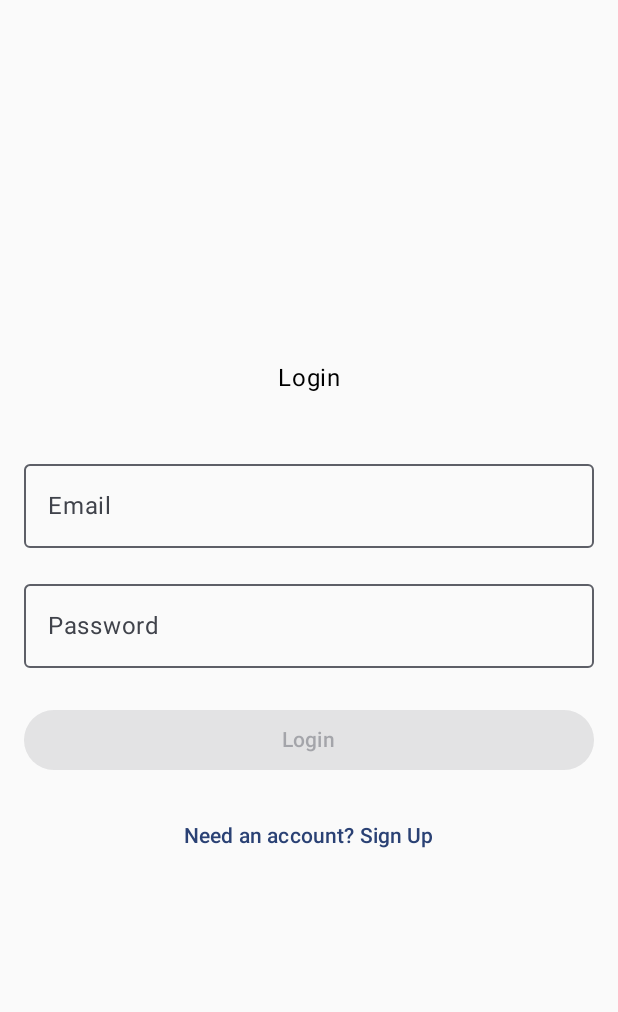
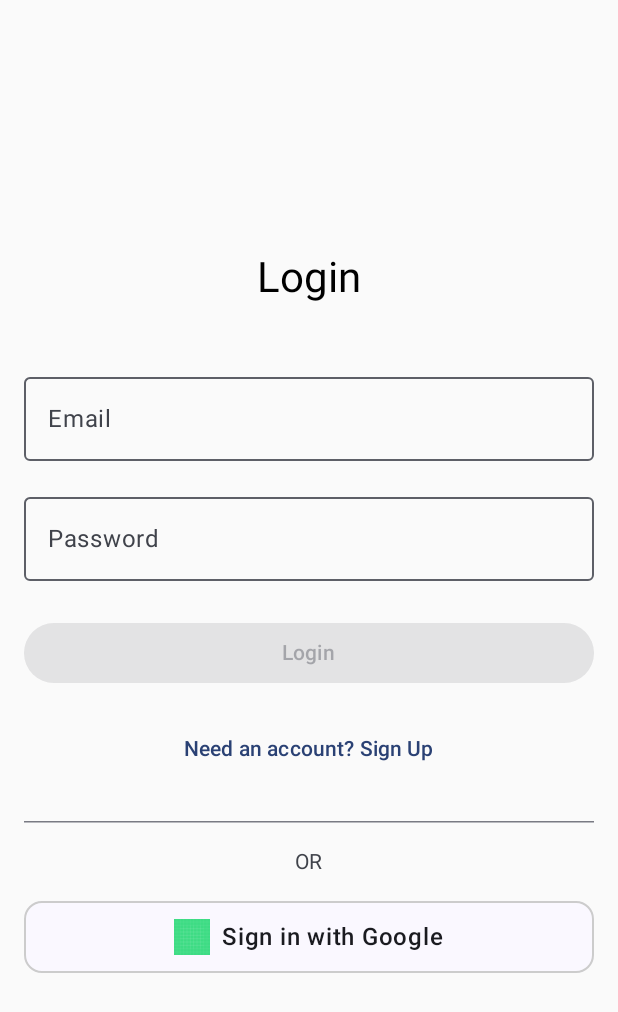
Before and after one commit to jayaustin1122/Firebase-MVVM-Clean, an Android app built with Jetpack Compose: the AuthScreen screen opened through its navigation route, on a phone screen of 412 x 824 dp. Shown: the top 1012 px of the screen. Run offline under Robolectric (Android 15) with nearby library versions, the phone set to English and light mode, and no system bars; our stand-ins replace Dagger/Hilt's generated code, Firebase (no records; nobody signed in at launch, a user with empty details on screens opened directly).

Commit message:
✨ Add google signin

```diff
--- a/app/build.gradle.kts
+++ b/app/build.gradle.kts
@@ -85,4 +85,5 @@ dependencies {
     androidTestImplementation(libs.androidx.espresso.core)
     androidTestImplementation(platform(libs.androidx.compose.bom))
     androidTestImplementation(libs.androidx.ui.test.junit4)
+    implementation ("com.google.android.gms:play-services-auth:21.3.0")
 }
--- a/app/src/main/java/com/mvvmexample/firebasecomposemvvmclean/MainActivity.kt
+++ b/app/src/main/java/com/mvvmexample/firebasecomposemvvmclean/MainActivity.kt
@@ -3,13 +3,7 @@ package com.mvvmexample.firebasecomposemvvmclean
 import android.os.Bundle
 import androidx.activity.ComponentActivity
 import androidx.activity.compose.setContent
-import androidx.activity.enableEdgeToEdge
-import androidx.navigation.compose.NavHost
-import androidx.navigation.compose.composable
-import androidx.navigation.compose.rememberNavController
 import com.mvvmexample.firebasecomposemvvmclean.presentation.ui.screens.AppNavigation
-import com.mvvmexample.firebasecomposemvvmclean.presentation.ui.screens.AuthScreen
-import com.mvvmexample.firebasecomposemvvmclean.presentation.ui.screens.ProfileScreen
 import com.mvvmexample.firebasecomposemvvmclean.presentation.ui.theme.FireBaseComposeMvvmCleanTheme
 import dagger.hilt.android.AndroidEntryPoint
 
--- a/app/src/main/java/com/mvvmexample/firebasecomposemvvmclean/domain/model/User.kt
+++ b/app/src/main/java/com/mvvmexample/firebasecomposemvvmclean/domain/model/User.kt
@@ -4,7 +4,7 @@ data class User(
     val id: String = "",
     val email: String = "",
     val displayName: String = "",
-    val photoUrl: String = ""
+    val photoUrl: String? = null
 )
 
 sealed class Resource<T> {
--- a/app/src/main/java/com/mvvmexample/firebasecomposemvvmclean/domain/repository/AuthRepository.kt
+++ b/app/src/main/java/com/mvvmexample/firebasecomposemvvmclean/domain/repository/AuthRepository.kt
@@ -1,5 +1,6 @@
 package com.mvvmexample.firebasecomposemvvmclean.domain.repository
 
+import com.google.firebase.auth.AuthCredential
 import com.mvvmexample.firebasecomposemvvmclean.domain.model.Resource
 import com.mvvmexample.firebasecomposemvvmclean.domain.model.User
 import kotlinx.coroutines.flow.Flow
@@ -11,4 +12,5 @@ interface AuthRepository {
     fun getUser(): Flow<Resource<User>>
     fun updateUser(user: User): Flow<Resource<User>>
     fun isUserAuthenticated(): Boolean
+    fun signInWithGoogle(credential: AuthCredential): Flow<Resource<User>>
 }
--- /dev/null
+++ b/app/src/main/java/com/mvvmexample/firebasecomposemvvmclean/domain/usecase/SignInWithGoogleUseCase.kt
@@ -0,0 +1,16 @@
+package com.mvvmexample.firebasecomposemvvmclean.domain.usecase
+
+import com.google.firebase.auth.AuthCredential
+import com.mvvmexample.firebasecomposemvvmclean.domain.model.Resource
+import com.mvvmexample.firebasecomposemvvmclean.domain.model.User
+import com.mvvmexample.firebasecomposemvvmclean.domain.repository.AuthRepository
+import kotlinx.coroutines.flow.Flow
+import javax.inject.Inject
+
+class SignInWithGoogleUseCase @Inject constructor(
+    private val authRepository: AuthRepository
+) {
+    operator fun invoke(credential: AuthCredential): Flow<Resource<User>> {
+        return authRepository.signInWithGoogle(credential)
+    }
+}
--- a/app/src/main/java/com/mvvmexample/firebasecomposemvvmclean/presentation/ui/screens/AppNavigation.kt
+++ b/app/src/main/java/com/mvvmexample/firebasecomposemvvmclean/presentation/ui/screens/AppNavigation.kt
@@ -5,6 +5,7 @@ import androidx.hilt.navigation.compose.hiltViewModel
 import androidx.navigation.compose.NavHost
 import androidx.navigation.compose.composable
 import androidx.navigation.compose.rememberNavController
+import com.mvvmexample.firebasecomposemvvmclean.presentation.ui.screens.auth.AuthScreen
 import com.mvvmexample.firebasecomposemvvmclean.presentation.viewmodel.AuthViewModel
 
 @Composable
--- a/app/src/main/java/com/mvvmexample/firebasecomposemvvmclean/presentation/ui/screens/AuthScreen.kt
+++ /dev/null
@@ -1,145 +0,0 @@
-package com.mvvmexample.firebasecomposemvvmclean.presentation.ui.screens
-
-import androidx.compose.foundation.layout.Arrangement
-import androidx.compose.foundation.layout.Column
-import androidx.compose.foundation.layout.fillMaxSize
-import androidx.compose.foundation.layout.fillMaxWidth
-import androidx.compose.foundation.layout.padding
-import androidx.compose.foundation.layout.size
-import androidx.compose.material3.Button
-import androidx.compose.material3.CircularProgressIndicator
-import androidx.compose.material3.MaterialTheme
-import androidx.compose.material3.OutlinedTextField
-import androidx.compose.material3.Text
-import androidx.compose.material3.TextButton
-import androidx.compose.runtime.Composable
-import androidx.compose.runtime.LaunchedEffect
-import androidx.compose.runtime.collectAsState
-import androidx.compose.runtime.getValue
-import androidx.compose.runtime.mutableStateOf
-import androidx.compose.runtime.remember
-import androidx.compose.runtime.setValue
-import androidx.compose.ui.Alignment
-import androidx.compose.ui.Modifier
-import androidx.compose.ui.text.input.PasswordVisualTransformation
-import androidx.compose.ui.unit.dp
-import androidx.hilt.navigation.compose.hiltViewModel
-import com.mvvmexample.firebasecomposemvvmclean.domain.model.Resource
-import com.mvvmexample.firebasecomposemvvmclean.domain.model.User
-import com.mvvmexample.firebasecomposemvvmclean.presentation.viewmodel.AuthViewModel
-
-@Composable
-fun AuthScreen(
-    viewModel: AuthViewModel = hiltViewModel(),
-    onNavigateToProfile: () -> Unit
-) {
-    var email by remember { mutableStateOf("") }
-    var password by remember { mutableStateOf("") }
-    var isLogin by remember { mutableStateOf(true) }
-    var hasAttemptedAuth by remember { mutableStateOf(false) }
-
-    val loginState = viewModel.loginState.collectAsState()
-    val signUpState = viewModel.signUpState.collectAsState()
-
-    val isLoading = hasAttemptedAuth && (
-            loginState.value is Resource.Loading ||
-                    signUpState.value is Resource.Loading
-            )
-
-    LaunchedEffect(loginState.value) {
-        if (loginState.value is Resource.Success) {
-            onNavigateToProfile()
-        }
-    }
-
-    LaunchedEffect(signUpState.value) {
-        if (signUpState.value is Resource.Success) {
-            onNavigateToProfile()
-        }
-    }
-
-    Column(
-        modifier = Modifier
-            .fillMaxSize()
-            .padding(16.dp),
-        horizontalAlignment = Alignment.CenterHorizontally,
-        verticalArrangement = Arrangement.Center
-    ) {
-        Text(
-            text = if (isLogin) "Login" else "Sign Up",
-            style = MaterialTheme.typography.bodyLarge,
-            modifier = Modifier.padding(bottom = 32.dp)
-        )
-
-        OutlinedTextField(
-            value = email,
-            onValueChange = { email = it },
-            label = { Text("Email") },
-            enabled = !isLoading,
-            modifier = Modifier
-                .fillMaxWidth()
-                .padding(vertical = 8.dp)
-        )
-
-        OutlinedTextField(
-            value = password,
-            onValueChange = { password = it },
-            label = { Text("Password") },
-            enabled = !isLoading,
-            visualTransformation = PasswordVisualTransformation(),
-            modifier = Modifier
-                .fillMaxWidth()
-                .padding(vertical = 8.dp)
-        )
-
-        Button(
-            onClick = {
-                hasAttemptedAuth = true
-                if (isLogin) {
-                    viewModel.login(email, password)
-                } else {
-                    viewModel.signUp(email, password)
-                }
-            },
-            enabled = !isLoading && email.isNotBlank() && password.isNotBlank(),
-            modifier = Modifier
-                .fillMaxWidth()
-                .padding(vertical = 16.dp)
-        ) {
-            if (isLoading) {
-                CircularProgressIndicator(
-                    modifier = Modifier
-                        .padding(end = 8.dp)
-                        .size(20.dp),
-                    strokeWidth = 2.dp
-                )
-            }
-            Text(text = if (isLogin) "Login" else "Sign Up")
-        }
-
-        TextButton(
-            onClick = { isLogin = !isLogin },
-            enabled = !isLoading
-        ) {
-            Text(
-                text = if (isLogin) "Need an account? Sign Up" else "Already have an account? Login"
-            )
-        }
-
-        val errorMessage = if (hasAttemptedAuth) {
-            when {
-                loginState.value is Resource.Error -> (loginState.value as Resource.Error<User>).message
-                signUpState.value is Resource.Error -> (signUpState.value as Resource.Error<User>).message
-                else -> null
-            }
-        } else null
-
-        errorMessage?.let {
-            Text(
-                text = it,
-                color = MaterialTheme.colorScheme.error,
-                modifier = Modifier.padding(top = 8.dp)
-            )
-        }
-    }
-}
--- a/app/src/main/java/com/mvvmexample/firebasecomposemvvmclean/presentation/ui/screens/ProfileScreen.kt
+++ b/app/src/main/java/com/mvvmexample/firebasecomposemvvmclean/presentation/ui/screens/ProfileScreen.kt
@@ -89,7 +89,7 @@ fun ProfileScreen(
                     modifier = Modifier.padding(bottom = 32.dp)
                 )
 
-                if (user.photoUrl.isNotEmpty()) {
+                if (user.photoUrl?.isNotEmpty() == true) {
                     AsyncImage(
                         model = user.photoUrl,
                         contentDescription = "Profile Picture",
--- /dev/null
+++ b/app/src/main/java/com/mvvmexample/firebasecomposemvvmclean/presentation/ui/screens/auth/AuthScreen.kt
@@ -0,0 +1,270 @@
+package com.mvvmexample.firebasecomposemvvmclean.presentation.ui.screens.auth
+
+import android.app.Activity
+import android.util.Log
+import androidx.activity.compose.rememberLauncherForActivityResult
+import androidx.activity.result.IntentSenderRequest
+import androidx.activity.result.contract.ActivityResultContracts
+import androidx.compose.foundation.layout.Arrangement
+import androidx.compose.foundation.layout.Column
+import androidx.compose.foundation.layout.Spacer
+import androidx.compose.foundation.layout.fillMaxSize
+import androidx.compose.foundation.layout.fillMaxWidth
+import androidx.compose.foundation.layout.height
+import androidx.compose.foundation.layout.padding
+import androidx.compose.foundation.layout.size
+import androidx.compose.material3.Button
+import androidx.compose.material3.CircularProgressIndicator
+import androidx.compose.material3.Divider
+import androidx.compose.material3.HorizontalDivider
+import androidx.compose.material3.MaterialTheme
+import androidx.compose.material3.OutlinedTextField
+import androidx.compose.material3.Text
+import androidx.compose.material3.TextButton
+import androidx.compose.runtime.Composable
+import androidx.compose.runtime.LaunchedEffect
+import androidx.compose.runtime.collectAsState
+import androidx.compose.runtime.getValue
+import androidx.compose.runtime.mutableStateOf
+import androidx.compose.runtime.remember
+import androidx.compose.runtime.setValue
+import androidx.compose.ui.Alignment
+import androidx.compose.ui.Modifier
+import androidx.compose.ui.platform.LocalContext
+import androidx.compose.ui.text.input.PasswordVisualTransformation
+import androidx.compose.ui.unit.dp
+import androidx.hilt.navigation.compose.hiltViewModel
+import com.google.android.gms.auth.api.identity.BeginSignInRequest
+import com.google.android.gms.auth.api.identity.Identity
+import com.google.firebase.auth.GoogleAuthProvider
+import com.mvvmexample.firebasecomposemvvmclean.R
+import com.mvvmexample.firebasecomposemvvmclean.domain.model.Resource
+import com.mvvmexample.firebasecomposemvvmclean.domain.model.User
+import com.mvvmexample.firebasecomposemvvmclean.presentation.ui.screens.auth.components.GoogleSignInButton
+import com.mvvmexample.firebasecomposemvvmclean.presentation.viewmodel.AuthViewModel
+import kotlinx.coroutines.delay
+
+@Composable
+fun AuthScreen(
+    viewModel: AuthViewModel = hiltViewModel(),
+    onNavigateToProfile: () -> Unit
+) {
+    var email by remember { mutableStateOf("") }
+    var password by remember { mutableStateOf("") }
+    var isLogin by remember { mutableStateOf(true) }
+    var hasAttemptedAuth by remember { mutableStateOf(false) }
+
+    val context = LocalContext.current
+    val loginState = viewModel.loginState.collectAsState()
+    val signUpState = viewModel.signUpState.collectAsState()
+    val signInState = viewModel.signInState.collectAsState()
+
+    val isLoading = hasAttemptedAuth && (
+            loginState.value is Resource.Loading ||
+                    signUpState.value is Resource.Loading ||
+                    signInState.value is Resource.Loading
+            )
+
+    var isLoadingTooLong by remember(isLoading) {
+        mutableStateOf(false)
+    }
+
+    LaunchedEffect(isLoading) {
+        if (isLoading) {
+            delay(5000)
+            if (isLoading) {
+                isLoadingTooLong = true
+            }
+        } else {
+            isLoadingTooLong = false
+        }
+    }
+
+    if (isLoadingTooLong) {
+        Text(
+            "Sign-in is taking longer than expected...",
+            color = MaterialTheme.colorScheme.secondary,
+            modifier = Modifier.padding(top = 8.dp)
+        )
+    }
+
+    // Initialize the One Tap client with Identity API
+    val oneTapClient = remember {
+        Identity.getSignInClient(context)
+    }
+
+    // Create sign-in request
+    val signInRequest = remember {
+        BeginSignInRequest.builder()
+            .setGoogleIdTokenRequestOptions(
+                BeginSignInRequest.GoogleIdTokenRequestOptions.builder()
+                    .setSupported(true)
+                    .setServerClientId(context.getString(R.string.web_id))
+                    .setFilterByAuthorizedAccounts(false)
+                    .build()
+            )
+            .build()
+    }
+
+    LaunchedEffect(Unit) {
+        viewModel.setOneTapClient(oneTapClient)
+    }
+
+    // Launcher for handling the result of One Tap sign-in
+    val launcher = rememberLauncherForActivityResult(
+        contract = ActivityResultContracts.StartIntentSenderForResult()
+    ) { result ->
+        if (result.resultCode == Activity.RESULT_OK) {
+            try {
+                val credential = Identity.getSignInClient(context)
+                    .getSignInCredentialFromIntent(result.data)
+
+                // Get the ID token from the credential
+                val idToken = credential.googleIdToken
+
+                // Use the ID token to sign in with Firebase
+                if (idToken != null) {
+                    val firebaseCredential = GoogleAuthProvider.getCredential(idToken, null)
+                    viewModel.signInWithGoogle(firebaseCredential)
+                    hasAttemptedAuth = true
+                }
+            } catch (e: Exception) {
+                // Handle error
+            }
+        }
+    }
+
+    LaunchedEffect(loginState.value, signUpState.value, signInState.value) {
+        when {
+            loginState.value is Resource.Success -> onNavigateToProfile()
+            signUpState.value is Resource.Success -> onNavigateToProfile()
+            signInState.value is Resource.Success -> onNavigateToProfile()
+        }
+    }
+
+    Column(
+        modifier = Modifier
+            .fillMaxSize()
+            .padding(16.dp),
+        horizontalAlignment = Alignment.CenterHorizontally,
+        verticalArrangement = Arrangement.Center
+    ) {
+        Text(
+            text = if (isLogin) "Login" else "Sign Up",
+            style = MaterialTheme.typography.headlineMedium,
+            modifier = Modifier.padding(bottom = 32.dp)
+        )
+
+        OutlinedTextField(
+            value = email,
+            onValueChange = { email = it },
+            label = { Text("Email") },
+            enabled = !isLoading,
+            modifier = Modifier
+                .fillMaxWidth()
+                .padding(vertical = 8.dp)
+        )
+
+        OutlinedTextField(
+            value = password,
+            onValueChange = { password = it },
+            label = { Text("Password") },
+            enabled = !isLoading,
+            visualTransformation = PasswordVisualTransformation(),
+            modifier = Modifier
+                .fillMaxWidth()
+                .padding(vertical = 8.dp)
+        )
+
+        Button(
+            onClick = {
+                hasAttemptedAuth = true
+                if (isLogin) {
+                    viewModel.login(email, password)
+                } else {
+                    viewModel.signUp(email, password)
+                }
+            },
+            enabled = !isLoading && email.isNotBlank() && password.isNotBlank(),
+            modifier = Modifier
+                .fillMaxWidth()
+                .padding(vertical = 16.dp)
+        ) {
+            if (isLoading && (loginState.value is Resource.Loading || signUpState.value is Resource.Loading)) {
+                CircularProgressIndicator(
+                    modifier = Modifier
+                        .padding(end = 8.dp)
+                        .size(20.dp),
+                    strokeWidth = 2.dp
+                )
+            }
+            Text(text = if (isLogin) "Login" else "Sign Up")
+        }
+
+        TextButton(
+            onClick = { isLogin = !isLogin },
+            enabled = !isLoading
+        ) {
+            Text(
+                text = if (isLogin) "Need an account? Sign Up" else "Already have an account? Login"
+            )
+        }
+
+        Spacer(modifier = Modifier.height(16.dp))
+
+        HorizontalDivider(
+            modifier = Modifier
+                .fillMaxWidth()
+                .padding(vertical = 8.dp)
+        )
+
+        Text(
+            text = "OR",
+            style = MaterialTheme.typography.bodyMedium,
+            color = MaterialTheme.colorScheme.onSurfaceVariant,
+            modifier = Modifier.padding(vertical = 8.dp)
+        )
+
+        GoogleSignInButton(
+            onClick = {
+                hasAttemptedAuth = true
+                oneTapClient.signOut().addOnCompleteListener {
+                    oneTapClient.beginSignIn(signInRequest)
+                        .addOnSuccessListener { result ->
+                            try {
+                                val intentSenderRequest = IntentSenderRequest.Builder(
+                                    result.pendingIntent.intentSender
+                                ).build()
+                                launcher.launch(intentSenderRequest)
+                            } catch (e: Exception) {
+                                // Handle the exception
+                            }
+                        }
+                        .addOnFailureListener { e ->
+                            Log.e("Error",e.message.toString())
+
+                        }
+                }
+            },
+            enabled = !isLoading,
+            modifier = Modifier.padding(vertical = 8.dp)
+        )
+
+        val errorMessage = if (hasAttemptedAuth) {
+            when {
+                loginState.value is Resource.Error -> (loginState.value as Resource.Error<User>).message
+                signUpState.value is Resource.Error -> (signUpState.value as Resource.Error<User>).message
+                signInState.value is Resource.Error -> (signInState.value as Resource.Error<User>).message
+                else -> null
+            }
+        } else null
+
+        errorMessage?.let {
+            Text(
+                text = it,
+                color = MaterialTheme.colorScheme.error,
+                modifier = Modifier.padding(top = 8.dp)
+            )
+        }
+    }
+}
--- /dev/null
+++ b/app/src/main/java/com/mvvmexample/firebasecomposemvvmclean/presentation/ui/screens/auth/components/GoogleSignInButton.kt
@@ -0,0 +1,62 @@
+package com.mvvmexample.firebasecomposemvvmclean.presentation.ui.screens.auth.components
+
+import androidx.compose.foundation.BorderStroke
+import androidx.compose.foundation.clickable
+import androidx.compose.foundation.layout.Arrangement
+import androidx.compose.foundation.layout.Row
+import androidx.compose.foundation.layout.Spacer
+import androidx.compose.foundation.layout.fillMaxWidth
+import androidx.compose.foundation.layout.padding
+import androidx.compose.foundation.layout.size
+import androidx.compose.foundation.layout.width
+import androidx.compose.material3.Icon
+import androidx.compose.material3.MaterialTheme
+import androidx.compose.material3.Surface
+import androidx.compose.material3.Text
+import androidx.compose.runtime.Composable
+import androidx.compose.ui.Alignment
+import androidx.compose.ui.Modifier
+import androidx.compose.ui.graphics.Color
+import androidx.compose.ui.res.painterResource
+import androidx.compose.ui.text.font.FontWeight
+import androidx.compose.ui.unit.dp
+import com.mvvmexample.firebasecomposemvvmclean.R
+
+@Composable
+fun GoogleSignInButton(
+    onClick: () -> Unit,
+    modifier: Modifier = Modifier,
+    enabled: Boolean = true
+) {
+    Surface(
+        modifier = modifier
+            .clickable(enabled = enabled) { onClick() }
+            .fillMaxWidth(),
+        border = BorderStroke(1.dp, Color.LightGray),
+        color = MaterialTheme.colorScheme.surface,
+        shape = MaterialTheme.shapes.medium
+    ) {
+        Row(
+            modifier = Modifier.padding(
+                start = 16.dp,
+                end = 16.dp,
+                top = 12.dp,
+                bottom = 12.dp
+            ),
+            verticalAlignment = Alignment.CenterVertically,
+            horizontalArrangement = Arrangement.Center
+        ) {
+            Icon(
+                painter = painterResource(id = R.drawable.ic_launcher_background),
+                contentDescription = "Google Sign In",
+                modifier = Modifier.size(24.dp),
+                tint = Color.Unspecified
+            )
+            Spacer(modifier = Modifier.width(8.dp))
+            Text(
+                text = "Sign in with Google",
+                fontWeight = FontWeight.Medium
+            )
+        }
+    }
+}
--- a/app/src/main/java/com/mvvmexample/firebasecomposemvvmclean/presentation/viewmodel/AuthViewModel.kt
+++ b/app/src/main/java/com/mvvmexample/firebasecomposemvvmclean/presentation/viewmodel/AuthViewModel.kt
@@ -2,17 +2,23 @@ package com.mvvmexample.firebasecomposemvvmclean.presentation.viewmodel
 
 import androidx.lifecycle.ViewModel
 import androidx.lifecycle.viewModelScope
+import com.google.android.gms.auth.api.identity.SignInClient
+import com.google.android.gms.auth.api.signin.GoogleSignInClient
+import com.google.firebase.auth.AuthCredential
 import com.mvvmexample.firebasecomposemvvmclean.domain.model.Resource
 import com.mvvmexample.firebasecomposemvvmclean.domain.model.User
 import com.mvvmexample.firebasecomposemvvmclean.domain.usecase.GetUserUseCase
 import com.mvvmexample.firebasecomposemvvmclean.domain.usecase.IsUserAuthenticatedUseCase
 import com.mvvmexample.firebasecomposemvvmclean.domain.usecase.LoginUseCase
 import com.mvvmexample.firebasecomposemvvmclean.domain.usecase.LogoutUseCase
+import com.mvvmexample.firebasecomposemvvmclean.domain.usecase.SignInWithGoogleUseCase
 import com.mvvmexample.firebasecomposemvvmclean.domain.usecase.SignUpUseCase
 import com.mvvmexample.firebasecomposemvvmclean.domain.usecase.UpdateUserUseCase
 import dagger.hilt.android.lifecycle.HiltViewModel
 import kotlinx.coroutines.flow.MutableStateFlow
 import kotlinx.coroutines.flow.StateFlow
+import kotlinx.coroutines.flow.launchIn
+import kotlinx.coroutines.flow.onEach
 import kotlinx.coroutines.launch
 import javax.inject.Inject
 
@@ -23,8 +29,10 @@ class AuthViewModel @Inject constructor(
     private val getUserUseCase: GetUserUseCase,
     private val updateUserUseCase: UpdateUserUseCase,
     private val logoutUseCase: LogoutUseCase,
-    private val isUserAuthenticatedUseCase: IsUserAuthenticatedUseCase
+    private val isUserAuthenticatedUseCase: IsUserAuthenticatedUseCase,
+    private val signInWithGoogleUseCase: SignInWithGoogleUseCase
 ) : ViewModel() {
+    private var oneTapClient: SignInClient? = null
 
     private val _signUpState = MutableStateFlow<Resource<User>>(Resource.Loading())
     val signUpState: StateFlow<Resource<User>> = _signUpState
@@ -38,8 +46,28 @@ class AuthViewModel @Inject constructor(
     private val _updateUserState = MutableStateFlow<Resource<User>>(Resource.Loading())
     val updateUserState: StateFlow<Resource<User>> = _updateUserState
 
+    private val _signInState = MutableStateFlow<Resource<User>>(Resource.Loading())
+    val signInState: StateFlow<Resource<User>> = _signInState
+
+    private val _currentUser = MutableStateFlow<User?>(null)
+    val currentUser: StateFlow<User?> = _currentUser
+
+    private val _isAuthenticated = MutableStateFlow(false)
+    val isAuthenticated: StateFlow<Boolean> = _isAuthenticated
+
+
     init {
         getUser()
+    }
+
+    fun setOneTapClient(client: SignInClient) {
+        oneTapClient = client
+    }
+
+    fun signInWithGoogle(credential: AuthCredential) {
+        signInWithGoogleUseCase(credential).onEach { result ->
+            _signInState.value = result
+        }.launchIn(viewModelScope)
     }
 
     fun signUp(email: String, password: String) {
@@ -77,7 +105,9 @@ class AuthViewModel @Inject constructor(
     fun logout() {
         viewModelScope.launch {
             logoutUseCase()
-            _userState.value = Resource.Error("No user logged in")
+            oneTapClient?.signOut()?.addOnCompleteListener {
+                _userState.value = Resource.Error("No user logged in")
+            }
         }
     }
 
--- a/app/src/main/res/values/strings.xml
+++ b/app/src/main/res/values/strings.xml
@@ -1,3 +1,4 @@
 <resources>
     <string name="app_name">FireBase Compose Mvvm Clean</string>
+    <string name="web_id">11720673855-oo720mk5v01apg7apsq49otqso18mbim.apps.googleusercontent.com</string>
 </resources>
```
Also changed, not shown: app/src/main/java/com/mvvmexample/firebasecomposemvvmclean/data/mapper/UserMapper.kt (added, +13 -0 lines), app/src/main/java/com/mvvmexample/firebasecomposemvvmclean/data/repository/AuthRepositoryImpl.kt (+85 -0 lines), app/src/main/java/com/mvvmexample/firebasecomposemvvmclean/data/source/FirebaseAuthDataSource.kt (+17 -1 lines), 2 other files.
